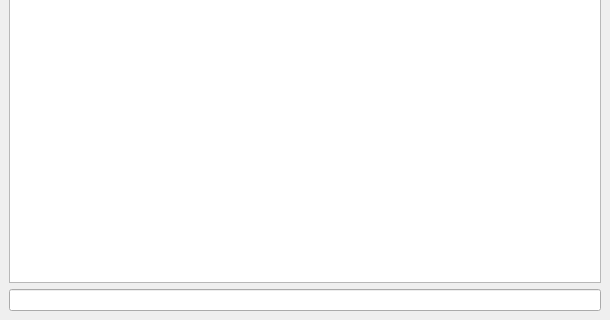
Above: mainwindow.ui from l4gfcm/HRAssistantTool before the change; both pictures show x 0 to 610 and y 166 to 486 of the 610 by 486 pixel window. Below: the same form after it.
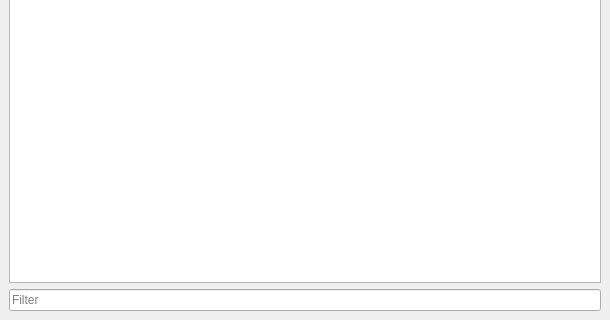
That is the form after the change.

Commit message: add a placeholder text

Patch:
```diff
--- a/mainwindow.ui
+++ b/mainwindow.ui
@@ -62,7 +62,11 @@
      </widget>
     </item>
     <item>
-     <widget class="QLineEdit" name="filterLine"/>
+     <widget class="QLineEdit" name="filterLine">
+      <property name="placeholderText">
+       <string>Filter</string>
+      </property>
+     </widget>
     </item>
    </layout>
   </widget>
```
